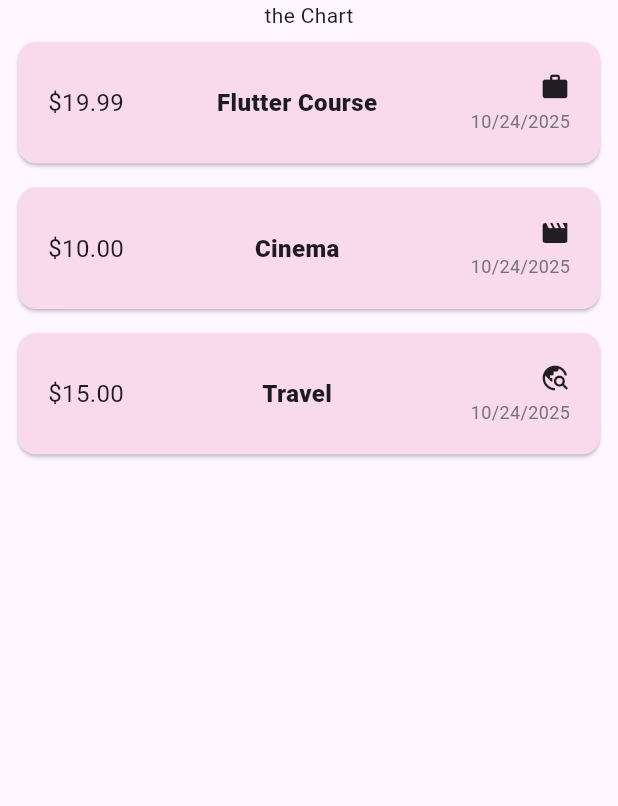
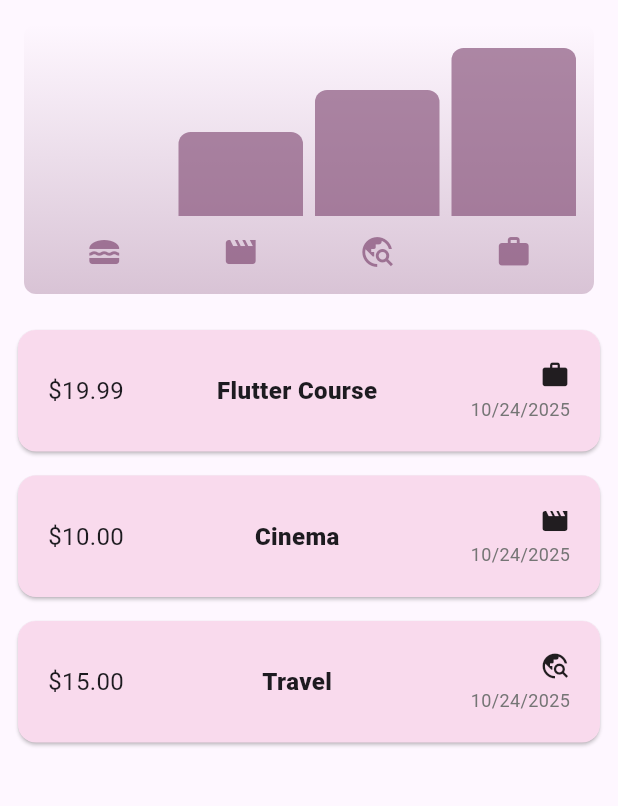
Before and after one commit to ishivpoojan22/cashtrack, a Flutter app: the screen it shows after launch, on a phone screen of 412 x 824 dp, the part 84-890 px from its top. Run offline on Flutter 3.47's test engine with Material 3 defaults, Android fonts, the phone set to English and light mode, and no system bars.

Commit message:
complete the app , and also add chart to visualize cashtrack

```diff
--- a/lib/models/expense.dart
+++ b/lib/models/expense.dart
@@ -34,3 +34,22 @@
     return formatter.format(date);
   }
 }
+
+class ExpenseBucket {
+  const ExpenseBucket({required this.category, required this.expenses});
+
+  ExpenseBucket.forCategory(List<Expense> allExpenses, this.category)
+    : expenses = allExpenses
+          .where((expense) => expense.category == category)
+          .toList();
+  final Category category;
+  final List<Expense> expenses;
+
+  double get totalExpenses {
+    double sum = 0;
+    for (final expense in expenses) {
+      sum += expense.amount;
+    }
+    return sum;
+  }
+}
--- /dev/null
+++ b/lib/widget/chart/chart.dart
@@ -0,0 +1,95 @@
+import 'package:flutter/material.dart';
+
+import 'package:cashtrack/widget/chart/chart_bar.dart';
+import 'package:cashtrack/models/expense.dart';
+
+class Chart extends StatelessWidget {
+  const Chart({super.key, required this.expenses});
+
+  final List<Expense> expenses;
+
+  List<ExpenseBucket> get buckets {
+    return [
+      ExpenseBucket.forCategory(expenses, Category.food),
+      ExpenseBucket.forCategory(expenses, Category.movie),
+      ExpenseBucket.forCategory(expenses, Category.travel),
+      ExpenseBucket.forCategory(expenses, Category.work),
+    ];
+  }
+
+  double get maxTotalExpense {
+    double maxTotalExpense = 0;
+
+    for (final bucket in buckets) {
+      if (bucket.totalExpenses > maxTotalExpense) {
+        maxTotalExpense = bucket.totalExpenses;
+      }
+    }
+
+    return maxTotalExpense;
+  }
+
+  @override
+  Widget build(BuildContext context) {
+    final isDarkMode =
+        MediaQuery.of(context).platformBrightness == Brightness.dark;
+    return Container(
+      margin: const EdgeInsets.all(16),
+      padding: const EdgeInsets.symmetric(
+        vertical: 16,
+        horizontal: 8,
+      ),
+      width: double.infinity,
+      height: 180,
+      decoration: BoxDecoration(
+        borderRadius: BorderRadius.circular(8),
+        gradient: LinearGradient(
+          colors: [
+            Theme.of(context).colorScheme.primary.withOpacity(0.3),
+            Theme.of(context).colorScheme.primary.withOpacity(0.0)
+          ],
+          begin: Alignment.bottomCenter,
+          end: Alignment.topCenter,
+        ),
+      ),
+      child: Column(
+        children: [
+          Expanded(
+            child: Row(
+              crossAxisAlignment: CrossAxisAlignment.end,
+              children: [
+                for (final bucket in buckets) // alternative to map()
+                  ChartBar(
+                    fill: bucket.totalExpenses == 0
+                        ? 0
+                        : bucket.totalExpenses / maxTotalExpense,
+                  )
+              ],
+            ),
+          ),
+          const SizedBox(height: 12),
+          Row(
+            children: buckets
+                .map(
+                  (bucket) => Expanded(
+                    child: Padding(
+                      padding: const EdgeInsets.symmetric(horizontal: 4),
+                      child: Icon(
+                        categoryIcons[bucket.category],
+                        color: isDarkMode
+                            ? Theme.of(context).colorScheme.secondary
+                            : Theme.of(context)
+                                .colorScheme
+                                .primary
+                                .withOpacity(0.7),
+                      ),
+                    ),
+                  ),
+                )
+                .toList(),
+          )
+        ],
+      ),
+    );
+  }
+}
--- /dev/null
+++ b/lib/widget/chart/chart_bar.dart
@@ -0,0 +1,34 @@
+import 'package:flutter/material.dart';
+
+class ChartBar extends StatelessWidget {
+  const ChartBar({
+    super.key,
+    required this.fill,
+  });
+
+  final double fill;
+
+  @override
+  Widget build(BuildContext context) {
+    final isDarkMode =
+        MediaQuery.of(context).platformBrightness == Brightness.dark;
+    return Expanded(
+      child: Padding(
+        padding: const EdgeInsets.symmetric(horizontal: 4),
+        child: FractionallySizedBox(
+          heightFactor: fill,
+          child: DecoratedBox(
+            decoration: BoxDecoration(
+              shape: BoxShape.rectangle,
+              borderRadius:
+                  const BorderRadius.vertical(top: Radius.circular(8)),
+              color: isDarkMode
+                  ? Theme.of(context).colorScheme.secondary
+                  : Theme.of(context).colorScheme.primary.withOpacity(0.65),
+            ),
+          ),
+        ),
+      ),
+    );
+  }
+}
--- a/lib/widget/expenses.dart
+++ b/lib/widget/expenses.dart
@@ -1,3 +1,4 @@
+import 'package:cashtrack/widget/chart/chart.dart';
 import 'package:cashtrack/widget/expenses_list/expense_list.dart';
 import 'package:cashtrack/models/expense.dart';
 import 'package:cashtrack/widget/new_expenses.dart';
@@ -98,7 +99,7 @@
       ),
       body: Column(
         children: [
-          Text('the Chart'),
+          Chart(expenses: _registerExpenses),
           Expanded(child: mainContent),
         ],
       ),
```
